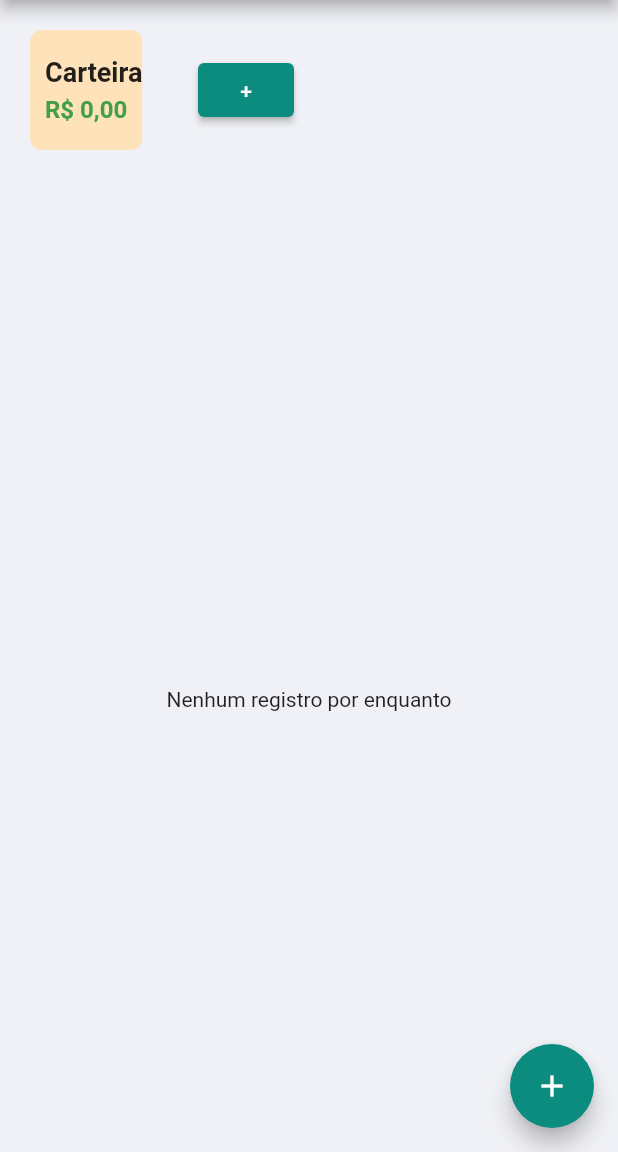
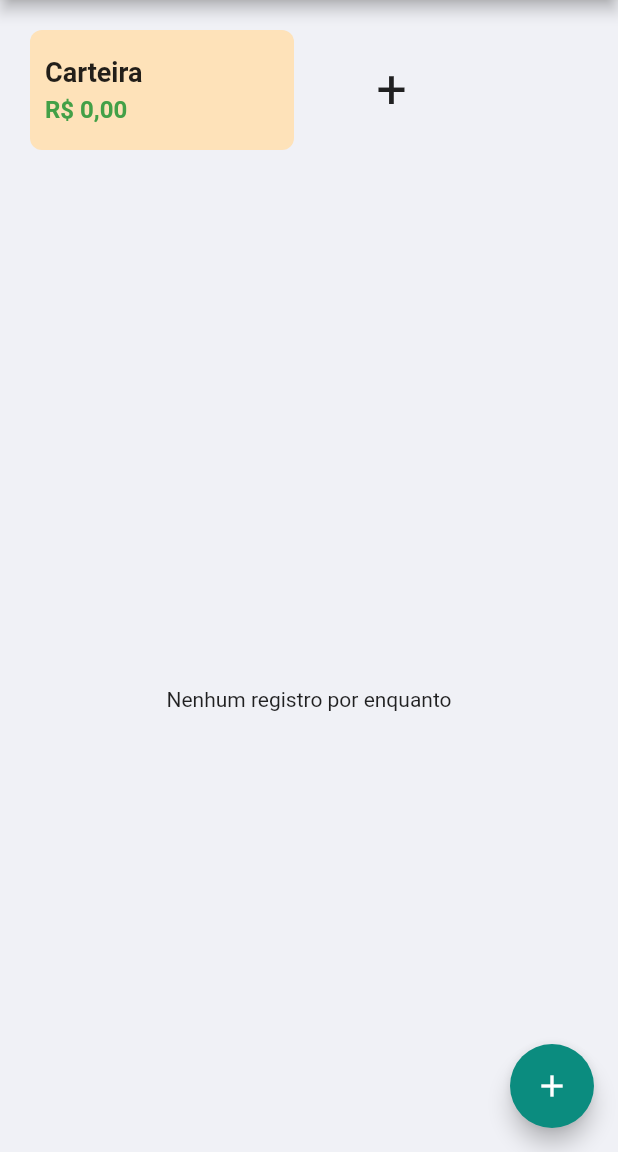
Before and after one commit to matheustgf10/e-wallet, a Flutter app: the HomePage screen opened by its route, on a phone screen of 412 x 824 dp, the part 84-1236 px from its top. Run offline on Flutter 3.47's test engine with Material 2 defaults, Android fonts, the phone set to English and light mode, and no system bars; our stand-ins replace flutter_mobx, flutter_modular, mobx; generated files the repository leaves out were written again.

Commit message:
updating add new account button

```diff
--- a/lib/app/modules/home/home_page.dart
+++ b/lib/app/modules/home/home_page.dart
@@ -52,20 +52,27 @@ class _HomePageState extends ModularState<HomePage, HomeStore> {
                   mainAxisSpacing: 20,
                   mainAxisExtent: 80,
                 ),
-                itemCount: _appStore.user.accountList.length,
+                itemCount: _appStore.user.accountList.length + 1,
                 itemBuilder: (_, index) {
-                  return (index == _appStore.user.accountList.length - 1)
-                      ? Row(
-                          children: [
-                            AccountCard(user: _appStore.user, index: index),
-                            Spacer(),
-                            Container(
-                              child: ElevatedButton(
-                                onPressed: () {},
-                                child: Text('+'),
+                  return (index == _appStore.user.accountList.length)
+                      ? Container(
+                          child: Row(
+                            children: [
+                              Container(
+                                height: double.maxFinite,
+                                width: 180 / 2,
+                                child: InkWell(
+                                  onTap: () {},
+                                  child: Center(
+                                    child: Text(
+                                      '+',
+                                      style: TextStyle(fontSize: 36),
+                                    ),
+                                  ),
+                                ),
                               ),
-                            )
-                          ],
+                            ],
+                          ),
                         )
                       : AccountCard(user: _appStore.user, index: index);
                 },
```
